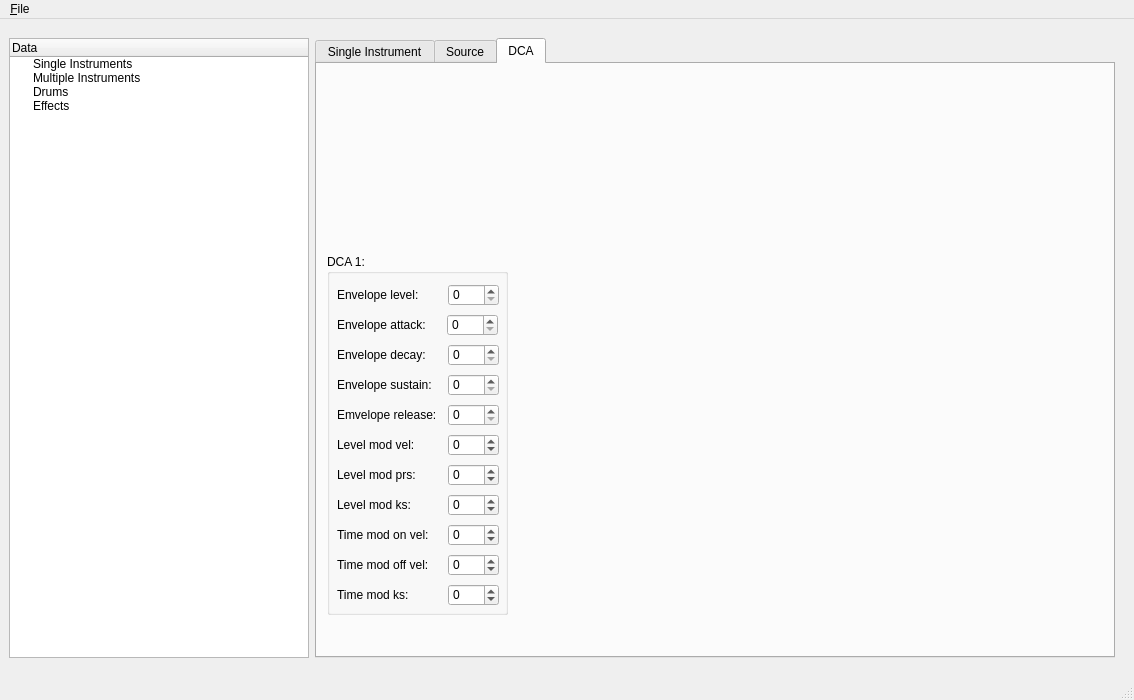
Above: kawai_app/form.ui from ocordes/kawai-k4 before the change. Below: the same form after it.
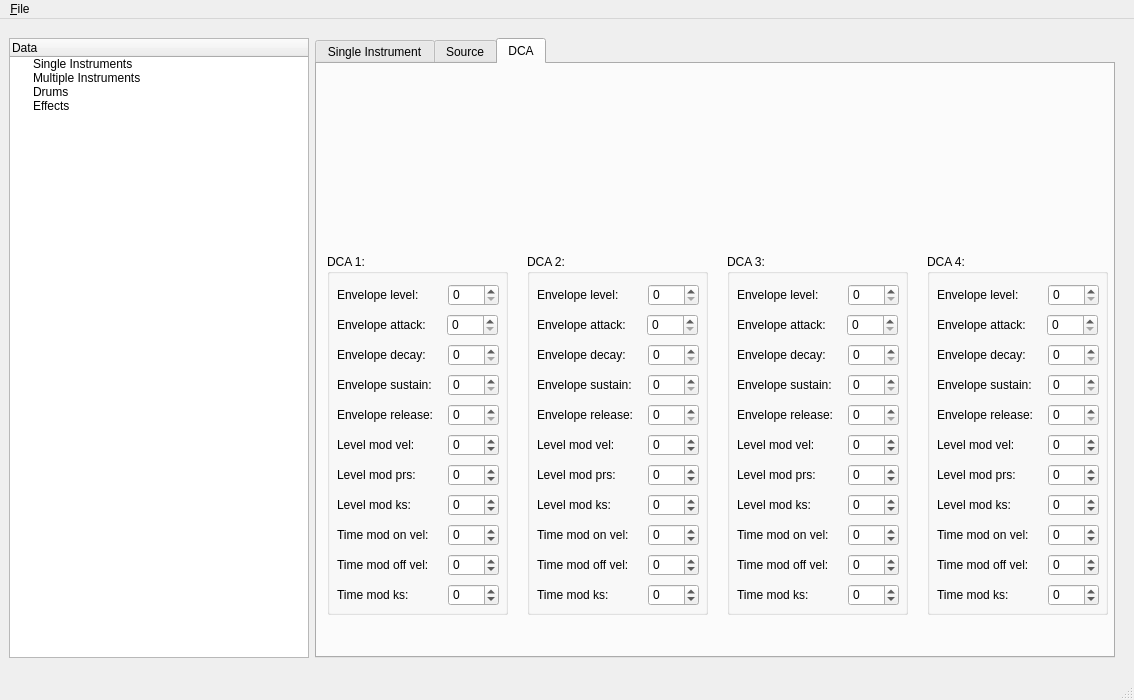
That is the form after the change. The open tabs and pages were chosen to show the change. Custom widgets are drawn as their Qt base class.

Commit message: - start with the widget connection for changes - more gui work

The edit to the form file:
```diff
--- a/kawai_app/form.ui
+++ b/kawai_app/form.ui
@@ -1857,7 +1857,7 @@
             </rect>
            </property>
            <property name="text">
-            <string>Emvelope release:</string>
+            <string>Envelope release:</string>
            </property>
           </widget>
           <widget class="QLabel" name="label_17">
@@ -1939,6 +1939,912 @@
            </property>
           </widget>
          </widget>
+         <widget class="QGroupBox" name="groupBox_4">
+          <property name="geometry">
+           <rect>
+            <x>210</x>
+            <y>190</y>
+            <width>181</width>
+            <height>361</height>
+           </rect>
+          </property>
+          <property name="title">
+           <string>DCA 2:</string>
+          </property>
+          <widget class="QSpinBox" name="s2_env_level">
+           <property name="geometry">
+            <rect>
+             <x>121</x>
+             <y>30</y>
+             <width>51</width>
+             <height>22</height>
+            </rect>
+           </property>
+          </widget>
+          <widget class="QLabel" name="label_46">
+           <property name="geometry">
+            <rect>
+             <x>10</x>
+             <y>30</y>
+             <width>101</width>
+             <height>22</height>
+            </rect>
+           </property>
+           <property name="text">
+            <string>Envelope level:</string>
+           </property>
+          </widget>
+          <widget class="QSpinBox" name="s2_env_attack">
+           <property name="geometry">
+            <rect>
+             <x>120</x>
+             <y>60</y>
+             <width>51</width>
+             <height>22</height>
+            </rect>
+           </property>
+          </widget>
+          <widget class="QLabel" name="label_47">
+           <property name="geometry">
+            <rect>
+             <x>10</x>
+             <y>60</y>
+             <width>101</width>
+             <height>22</height>
+            </rect>
+           </property>
+           <property name="text">
+            <string>Envelope attack:</string>
+           </property>
+          </widget>
+          <widget class="QSpinBox" name="s2_env_decay">
+           <property name="geometry">
+            <rect>
+             <x>121</x>
+             <y>90</y>
+             <width>51</width>
+             <height>22</height>
+            </rect>
+           </property>
+          </widget>
+          <widget class="QSpinBox" name="s2_env_sustain">
+           <property name="geometry">
+            <rect>
+             <x>121</x>
+             <y>120</y>
+             <width>51</width>
+             <height>22</height>
+            </rect>
+           </property>
+          </widget>
+          <widget class="QSpinBox" name="s2_env_release">
+           <property name="geometry">
+            <rect>
+             <x>121</x>
+             <y>150</y>
+             <width>51</width>
+             <height>22</height>
+            </rect>
+           </property>
+          </widget>
+          <widget class="QSpinBox" name="s2_level_mod_vel">
+           <property name="geometry">
+            <rect>
+             <x>121</x>
+             <y>180</y>
+             <width>51</width>
+             <height>22</height>
+            </rect>
+           </property>
+           <property name="minimum">
+            <number>-50</number>
+           </property>
+           <property name="maximum">
+            <number>50</number>
+           </property>
+          </widget>
+          <widget class="QSpinBox" name="s2_level_mod_prs">
+           <property name="geometry">
+            <rect>
+             <x>121</x>
+             <y>210</y>
+             <width>51</width>
+             <height>22</height>
+            </rect>
+           </property>
+           <property name="minimum">
+            <number>-50</number>
+           </property>
+           <property name="maximum">
+            <number>50</number>
+           </property>
+          </widget>
+          <widget class="QSpinBox" name="s2_level_mod_ks">
+           <property name="geometry">
+            <rect>
+             <x>121</x>
+             <y>240</y>
+             <width>51</width>
+             <height>22</height>
+            </rect>
+           </property>
+           <property name="minimum">
+            <number>-50</number>
+           </property>
+           <property name="maximum">
+            <number>50</number>
+           </property>
+          </widget>
+          <widget class="QSpinBox" name="s2_time_mod_on_vel">
+           <property name="geometry">
+            <rect>
+             <x>121</x>
+             <y>270</y>
+             <width>51</width>
+             <height>22</height>
+            </rect>
+           </property>
+           <property name="minimum">
+            <number>-50</number>
+           </property>
+           <property name="maximum">
+            <number>50</number>
+           </property>
+          </widget>
+          <widget class="QSpinBox" name="s2_time_mod_off_vel">
+           <property name="geometry">
+            <rect>
+             <x>121</x>
+             <y>300</y>
+             <width>51</width>
+             <height>22</height>
+            </rect>
+           </property>
+           <property name="minimum">
+            <number>-50</number>
+           </property>
+           <property name="maximum">
+            <number>50</number>
+           </property>
+          </widget>
+          <widget class="QSpinBox" name="s2_time_mod_ks">
+           <property name="geometry">
+            <rect>
+             <x>121</x>
+             <y>330</y>
+             <width>51</width>
+             <height>22</height>
+            </rect>
+           </property>
+           <property name="minimum">
+            <number>-50</number>
+           </property>
+           <property name="maximum">
+            <number>50</number>
+           </property>
+          </widget>
+          <widget class="QLabel" name="label_48">
+           <property name="geometry">
+            <rect>
+             <x>10</x>
+             <y>90</y>
+             <width>111</width>
+             <height>22</height>
+            </rect>
+           </property>
+           <property name="text">
+            <string>Envelope decay:</string>
+           </property>
+          </widget>
+          <widget class="QLabel" name="label_49">
+           <property name="geometry">
+            <rect>
+             <x>10</x>
+             <y>120</y>
+             <width>111</width>
+             <height>22</height>
+            </rect>
+           </property>
+           <property name="text">
+            <string>Envelope sustain:</string>
+           </property>
+          </widget>
+          <widget class="QLabel" name="label_50">
+           <property name="geometry">
+            <rect>
+             <x>10</x>
+             <y>150</y>
+             <width>111</width>
+             <height>22</height>
+            </rect>
+           </property>
+           <property name="text">
+            <string>Envelope release:</string>
+           </property>
+          </widget>
+          <widget class="QLabel" name="label_51">
+           <property name="geometry">
+            <rect>
+             <x>10</x>
+             <y>180</y>
+             <width>111</width>
+             <height>22</height>
+            </rect>
+           </property>
+           <property name="text">
+            <string>Level mod vel:</string>
+           </property>
+          </widget>
+          <widget class="QLabel" name="label_52">
+           <property name="geometry">
+            <rect>
+             <x>10</x>
+             <y>210</y>
+             <width>111</width>
+             <height>22</height>
+            </rect>
+           </property>
+           <property name="text">
+            <string>Level mod prs:</string>
+           </property>
+          </widget>
+          <widget class="QLabel" name="label_53">
+           <property name="geometry">
+            <rect>
+             <x>10</x>
+             <y>240</y>
+             <width>111</width>
+             <height>22</height>
+            </rect>
+           </property>
+           <property name="text">
+            <string>Level mod ks:</string>
+           </property>
+          </widget>
+          <widget class="QLabel" name="label_54">
+           <property name="geometry">
+            <rect>
+             <x>10</x>
+             <y>270</y>
+             <width>111</width>
+             <height>22</height>
+            </rect>
+           </property>
+           <property name="text">
+            <string>Time mod on vel:</string>
+           </property>
+          </widget>
+          <widget class="QLabel" name="label_55">
+           <property name="geometry">
+            <rect>
+             <x>10</x>
+             <y>300</y>
+             <width>111</width>
+             <height>22</height>
+            </rect>
+           </property>
+           <property name="text">
+            <string>Time mod off vel:</string>
+           </property>
+          </widget>
+          <widget class="QLabel" name="label_56">
+           <property name="geometry">
+            <rect>
+             <x>10</x>
+             <y>330</y>
+             <width>111</width>
+             <height>22</height>
+            </rect>
+           </property>
+           <property name="text">
+            <string>Time mod ks:</string>
+           </property>
+          </widget>
+         </widget>
+         <widget class="QGroupBox" name="groupBox_9">
+          <property name="geometry">
+           <rect>
+            <x>410</x>
+            <y>190</y>
+            <width>181</width>
+            <height>361</height>
+           </rect>
+          </property>
+          <property name="title">
+           <string>DCA 3:</string>
+          </property>
+          <widget class="QSpinBox" name="s3_env_level">
+           <property name="geometry">
+            <rect>
+             <x>121</x>
+             <y>30</y>
+             <width>51</width>
+             <height>22</height>
+            </rect>
+           </property>
+          </widget>
+          <widget class="QLabel" name="label_57">
+           <property name="geometry">
+            <rect>
+             <x>10</x>
+             <y>30</y>
+             <width>101</width>
+             <height>22</height>
+            </rect>
+           </property>
+           <property name="text">
+            <string>Envelope level:</string>
+           </property>
+          </widget>
+          <widget class="QSpinBox" name="s3_env_attack">
+           <property name="geometry">
+            <rect>
+             <x>120</x>
+             <y>60</y>
+             <width>51</width>
+             <height>22</height>
+            </rect>
+           </property>
+          </widget>
+          <widget class="QLabel" name="label_58">
+           <property name="geometry">
+            <rect>
+             <x>10</x>
+             <y>60</y>
+             <width>101</width>
+             <height>22</height>
+            </rect>
+           </property>
+           <property name="text">
+            <string>Envelope attack:</string>
+           </property>
+          </widget>
+          <widget class="QSpinBox" name="s3_env_decay">
+           <property name="geometry">
+            <rect>
+             <x>121</x>
+             <y>90</y>
+             <width>51</width>
+             <height>22</height>
+            </rect>
+           </property>
+          </widget>
+          <widget class="QSpinBox" name="s3_env_sustain">
+           <property name="geometry">
+            <rect>
+             <x>121</x>
+             <y>120</y>
+             <width>51</width>
+             <height>22</height>
+            </rect>
+           </property>
+          </widget>
+          <widget class="QSpinBox" name="s3_env_release">
+           <property name="geometry">
+            <rect>
+             <x>121</x>
+             <y>150</y>
+             <width>51</width>
+             <height>22</height>
+            </rect>
+           </property>
+          </widget>
+          <widget class="QSpinBox" name="s3_level_mod_vel">
+           <property name="geometry">
+            <rect>
+             <x>121</x>
+             <y>180</y>
+             <width>51</width>
+             <height>22</height>
+            </rect>
+           </property>
+           <property name="minimum">
+            <number>-50</number>
+           </property>
+           <property name="maximum">
+            <number>50</number>
+           </property>
+          </widget>
+          <widget class="QSpinBox" name="s3_level_mod_prs">
+           <property name="geometry">
+            <rect>
+             <x>121</x>
+             <y>210</y>
+             <width>51</width>
+             <height>22</height>
+            </rect>
+           </property>
+           <property name="minimum">
+            <number>-50</number>
+           </property>
+           <property name="maximum">
+            <number>50</number>
+           </property>
+          </widget>
+          <widget class="QSpinBox" name="s3_level_mod_ks">
+           <property name="geometry">
+            <rect>
+             <x>121</x>
+             <y>240</y>
+             <width>51</width>
+             <height>22</height>
+            </rect>
+           </property>
+           <property name="minimum">
+            <number>-50</number>
+           </property>
+           <property name="maximum">
+            <number>50</number>
+           </property>
+          </widget>
+          <widget class="QSpinBox" name="s3_time_mod_on_vel">
+           <property name="geometry">
+            <rect>
+             <x>121</x>
+             <y>270</y>
+             <width>51</width>
+             <height>22</height>
+            </rect>
+           </property>
+           <property name="minimum">
+            <number>-50</number>
+           </property>
+           <property name="maximum">
+            <number>50</number>
+           </property>
+          </widget>
+          <widget class="QSpinBox" name="s3_time_mod_off_vel">
+           <property name="geometry">
+            <rect>
+             <x>121</x>
+             <y>300</y>
+             <width>51</width>
+             <height>22</height>
+            </rect>
+           </property>
+           <property name="minimum">
+            <number>-50</number>
+           </property>
+           <property name="maximum">
+            <number>50</number>
+           </property>
+          </widget>
+          <widget class="QSpinBox" name="s3_time_mod_ks">
+           <property name="geometry">
+            <rect>
+             <x>121</x>
+             <y>330</y>
+             <width>51</width>
+             <height>22</height>
+            </rect>
+           </property>
+           <property name="minimum">
+            <number>-50</number>
+           </property>
+           <property name="maximum">
+            <number>50</number>
+           </property>
+          </widget>
+          <widget class="QLabel" name="label_59">
+           <property name="geometry">
+            <rect>
+             <x>10</x>
+             <y>90</y>
+             <width>111</width>
+             <height>22</height>
+            </rect>
+           </property>
+           <property name="text">
+            <string>Envelope decay:</string>
+           </property>
+          </widget>
+          <widget class="QLabel" name="label_60">
+           <property name="geometry">
+            <rect>
+             <x>10</x>
+             <y>120</y>
+             <width>111</width>
+             <height>22</height>
+            </rect>
+           </property>
+           <property name="text">
+            <string>Envelope sustain:</string>
+           </property>
+          </widget>
+          <widget class="QLabel" name="label_61">
+           <property name="geometry">
+            <rect>
+             <x>10</x>
+             <y>150</y>
+             <width>111</width>
+             <height>22</height>
+            </rect>
+           </property>
+           <property name="text">
+            <string>Envelope release:</string>
+           </property>
+          </widget>
+          <widget class="QLabel" name="label_62">
+           <property name="geometry">
+            <rect>
+             <x>10</x>
+             <y>180</y>
+             <width>111</width>
+             <height>22</height>
+            </rect>
+           </property>
+           <property name="text">
+            <string>Level mod vel:</string>
+           </property>
+          </widget>
+          <widget class="QLabel" name="label_63">
+           <property name="geometry">
+            <rect>
+             <x>10</x>
+             <y>210</y>
+             <width>111</width>
+             <height>22</height>
+            </rect>
+           </property>
+           <property name="text">
+            <string>Level mod prs:</string>
+           </property>
+          </widget>
+          <widget class="QLabel" name="label_64">
+           <property name="geometry">
+            <rect>
+             <x>10</x>
+             <y>240</y>
+             <width>111</width>
+             <height>22</height>
+            </rect>
+           </property>
+           <property name="text">
+            <string>Level mod ks:</string>
+           </property>
+          </widget>
+          <widget class="QLabel" name="label_65">
+           <property name="geometry">
+            <rect>
+             <x>10</x>
+             <y>270</y>
+             <width>111</width>
+             <height>22</height>
+            </rect>
+           </property>
+           <property name="text">
+            <string>Time mod on vel:</string>
+           </property>
+          </widget>
+          <widget class="QLabel" name="label_66">
+           <property name="geometry">
+            <rect>
+             <x>10</x>
+             <y>300</y>
+             <width>111</width>
+             <height>22</height>
+            </rect>
+           </property>
+           <property name="text">
+            <string>Time mod off vel:</string>
+           </property>
+          </widget>
+          <widget class="QLabel" name="label_67">
+           <property name="geometry">
+            <rect>
+             <x>10</x>
+             <y>330</y>
+             <width>111</width>
+             <height>22</height>
+            </rect>
+           </property>
+           <property name="text">
+            <string>Time mod ks:</string>
+           </property>
+          </widget>
+         </widget>
+         <widget class="QGroupBox" name="groupBox_10">
+          <property name="geometry">
+           <rect>
+            <x>610</x>
+            <y>190</y>
+            <width>181</width>
+            <height>361</height>
+           </rect>
+          </property>
+          <property name="title">
+           <string>DCA 4:</string>
+          </property>
+          <widget class="QSpinBox" name="s4_env_level">
+           <property name="geometry">
+            <rect>
+             <x>121</x>
+             <y>30</y>
+             <width>51</width>
+             <height>22</height>
+            </rect>
+           </property>
+          </widget>
+          <widget class="QLabel" name="label_68">
+           <property name="geometry">
+            <rect>
+             <x>10</x>
+             <y>30</y>
+             <width>101</width>
+             <height>22</height>
+            </rect>
+           </property>
+           <property name="text">
+            <string>Envelope level:</string>
+           </property>
+          </widget>
+          <widget class="QSpinBox" name="s4_env_attack">
+           <property name="geometry">
+            <rect>
+             <x>120</x>
+             <y>60</y>
+             <width>51</width>
+             <height>22</height>
+            </rect>
+           </property>
+          </widget>
+          <widget class="QLabel" name="label_69">
+           <property name="geometry">
+            <rect>
+             <x>10</x>
+             <y>60</y>
+             <width>101</width>
+             <height>22</height>
+            </rect>
+           </property>
+           <property name="text">
+            <string>Envelope attack:</string>
+           </property>
+          </widget>
+          <widget class="QSpinBox" name="s4_env_decay">
+           <property name="geometry">
+            <rect>
+             <x>121</x>
+             <y>90</y>
+             <width>51</width>
+             <height>22</height>
+            </rect>
+           </property>
+          </widget>
+          <widget class="QSpinBox" name="s4_env_sustain">
+           <property name="geometry">
+            <rect>
+             <x>121</x>
+             <y>120</y>
+             <width>51</width>
+             <height>22</height>
+            </rect>
+           </property>
+          </widget>
+          <widget class="QSpinBox" name="s4_env_release">
+           <property name="geometry">
+            <rect>
+             <x>121</x>
+             <y>150</y>
+             <width>51</width>
+             <height>22</height>
+            </rect>
+           </property>
+          </widget>
+          <widget class="QSpinBox" name="s4_level_mod_vel">
+           <property name="geometry">
+            <rect>
+             <x>121</x>
+             <y>180</y>
+             <width>51</width>
+             <height>22</height>
+            </rect>
+           </property>
+           <property name="minimum">
+            <number>-50</number>
+           </property>
+           <property name="maximum">
+            <number>50</number>
+           </property>
+          </widget>
+          <widget class="QSpinBox" name="s4_level_mod_prs">
+           <property name="geometry">
+            <rect>
+             <x>121</x>
+             <y>210</y>
+             <width>51</width>
+             <height>22</height>
+            </rect>
+           </property>
+           <property name="minimum">
+            <number>-50</number>
+           </property>
+           <property name="maximum">
+            <number>50</number>
+           </property>
+          </widget>
+          <widget class="QSpinBox" name="s4_level_mod_ks">
+           <property name="geometry">
+            <rect>
+             <x>121</x>
+             <y>240</y>
+             <width>51</width>
+             <height>22</height>
+            </rect>
+           </property>
+           <property name="minimum">
+            <number>-50</number>
+           </property>
+           <property name="maximum">
+            <number>50</number>
+           </property>
+          </widget>
+          <widget class="QSpinBox" name="s4_time_mod_on_vel">
+           <property name="geometry">
+            <rect>
+             <x>121</x>
+             <y>270</y>
+             <width>51</width>
+             <height>22</height>
+            </rect>
+           </property>
+           <property name="minimum">
+            <number>-50</number>
+           </property>
+           <property name="maximum">
+            <number>50</number>
+           </property>
+          </widget>
+          <widget class="QSpinBox" name="s4_time_mod_off_vel">
+           <property name="geometry">
+            <rect>
+             <x>121</x>
+             <y>300</y>
+             <width>51</width>
+             <height>22</height>
+            </rect>
+           </property>
+           <property name="minimum">
+            <number>-50</number>
+           </property>
+           <property name="maximum">
+            <number>50</number>
+           </property>
+          </widget>
+          <widget class="QSpinBox" name="s4_time_mod_ks">
+           <property name="geometry">
+            <rect>
+             <x>121</x>
+             <y>330</y>
+             <width>51</width>
+             <height>22</height>
+            </rect>
+           </property>
+           <property name="minimum">
+            <number>-50</number>
+           </property>
+           <property name="maximum">
+            <number>50</number>
+           </property>
+          </widget>
+          <widget class="QLabel" name="label_70">
+           <property name="geometry">
+            <rect>
+             <x>10</x>
+             <y>90</y>
+             <width>111</width>
+             <height>22</height>
+            </rect>
+           </property>
+           <property name="text">
+            <string>Envelope decay:</string>
+           </property>
+          </widget>
+          <widget class="QLabel" name="label_71">
+           <property name="geometry">
+            <rect>
+             <x>10</x>
+             <y>120</y>
+             <width>111</width>
+             <height>22</height>
+            </rect>
+           </property>
+           <property name="text">
+            <string>Envelope sustain:</string>
+           </property>
+          </widget>
+          <widget class="QLabel" name="label_72">
+           <property name="geometry">
+            <rect>
+             <x>10</x>
+             <y>150</y>
+             <width>111</width>
+             <height>22</height>
+            </rect>
+           </property>
+           <property name="text">
+            <string>Envelope release:</string>
+           </property>
+          </widget>
+          <widget class="QLabel" name="label_73">
+           <property name="geometry">
+            <rect>
+             <x>10</x>
+             <y>180</y>
+             <width>111</width>
+             <height>22</height>
+            </rect>
+           </property>
+           <property name="text">
+            <string>Level mod vel:</string>
+           </property>
+          </widget>
+          <widget class="QLabel" name="label_74">
+           <property name="geometry">
+            <rect>
+             <x>10</x>
+             <y>210</y>
+             <width>111</width>
+             <height>22</height>
+            </rect>
+           </property>
+           <property name="text">
+            <string>Level mod prs:</string>
+           </property>
+          </widget>
+          <widget class="QLabel" name="label_75">
+           <property name="geometry">
+            <rect>
+             <x>10</x>
+             <y>240</y>
+             <width>111</width>
+             <height>22</height>
+            </rect>
+           </property>
+           <property name="text">
+            <string>Level mod ks:</string>
+           </property>
+          </widget>
+          <widget class="QLabel" name="label_76">
+           <property name="geometry">
+            <rect>
+             <x>10</x>
+             <y>270</y>
+             <width>111</width>
+             <height>22</height>
+            </rect>
+           </property>
+           <property name="text">
+            <string>Time mod on vel:</string>
+           </property>
+          </widget>
+          <widget class="QLabel" name="label_77">
+           <property name="geometry">
+            <rect>
+             <x>10</x>
+             <y>300</y>
+             <width>111</width>
+             <height>22</height>
+            </rect>
+           </property>
+           <property name="text">
+            <string>Time mod off vel:</string>
+           </property>
+          </widget>
+          <widget class="QLabel" name="label_78">
+           <property name="geometry">
+            <rect>
+             <x>10</x>
+             <y>330</y>
+             <width>111</width>
+             <height>22</height>
+            </rect>
+           </property>
+           <property name="text">
+            <string>Time mod ks:</string>
+           </property>
+          </widget>
+         </widget>
         </widget>
        </widget>
       </item>
```
Left out of the diff: 24 changed lines with no effect on the pictures. The commit also changes 3 other files.
